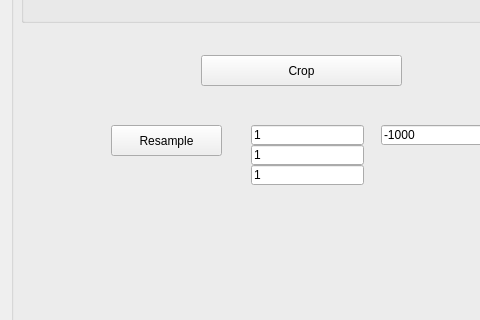
This is Plugins/org.mitk.lancet.ImageCropperNew/src/internal/ImageCropperNewControls.ui in zhaomengxiao/LancetMITK-Adition as Qt 5 draws it before an edit; both pictures show x 0 to 480 and y 126 to 446 of the 638 by 740 pixel window. The edited form follows.
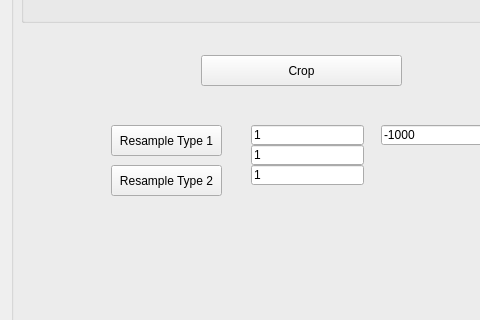
This is the edited form. Custom widgets are drawn as their Qt base class.

Commit message: ITK resample backup

Patch:
```diff
--- a/Plugins/org.mitk.lancet.ImageCropperNew/src/internal/ImageCropperNewControls.ui
+++ b/Plugins/org.mitk.lancet.ImageCropperNew/src/internal/ImageCropperNewControls.ui
@@ -133,7 +133,7 @@
        </rect>
       </property>
       <property name="text">
-       <string>Resample</string>
+       <string>Resample Type 1</string>
       </property>
      </widget>
      <widget class="QLineEdit" name="lineEdit_x_step">
@@ -188,6 +188,19 @@
        <string>-1000</string>
       </property>
      </widget>
+     <widget class="QPushButton" name="pushButton_resample_type2">
+      <property name="geometry">
+       <rect>
+        <x>100</x>
+        <y>280</y>
+        <width>111</width>
+        <height>31</height>
+       </rect>
+      </property>
+      <property name="text">
+       <string>Resample Type 2</string>
+      </property>
+     </widget>
     </widget>
    </item>
   </layout>
```
The commit also changes 2 other files.
